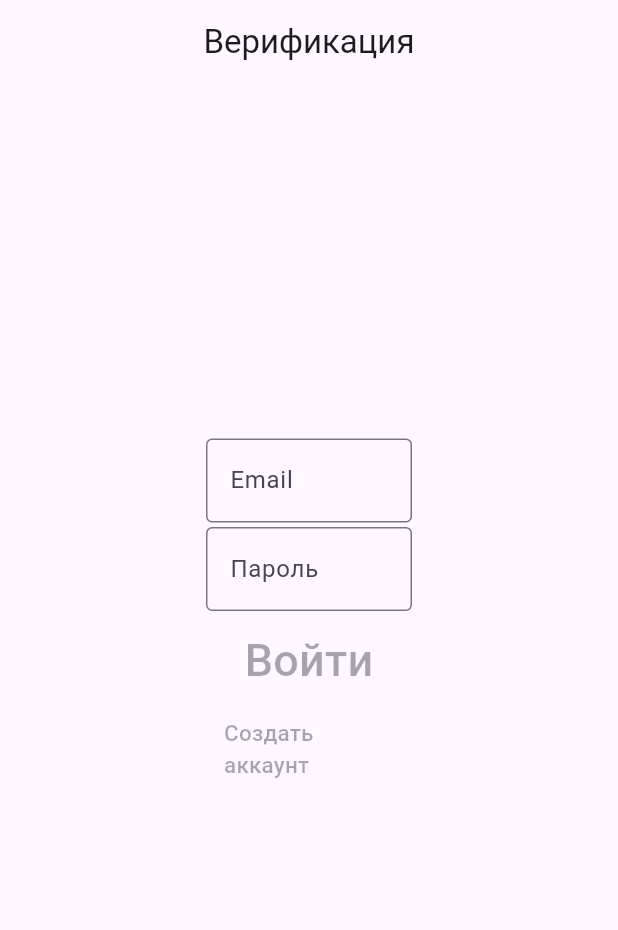
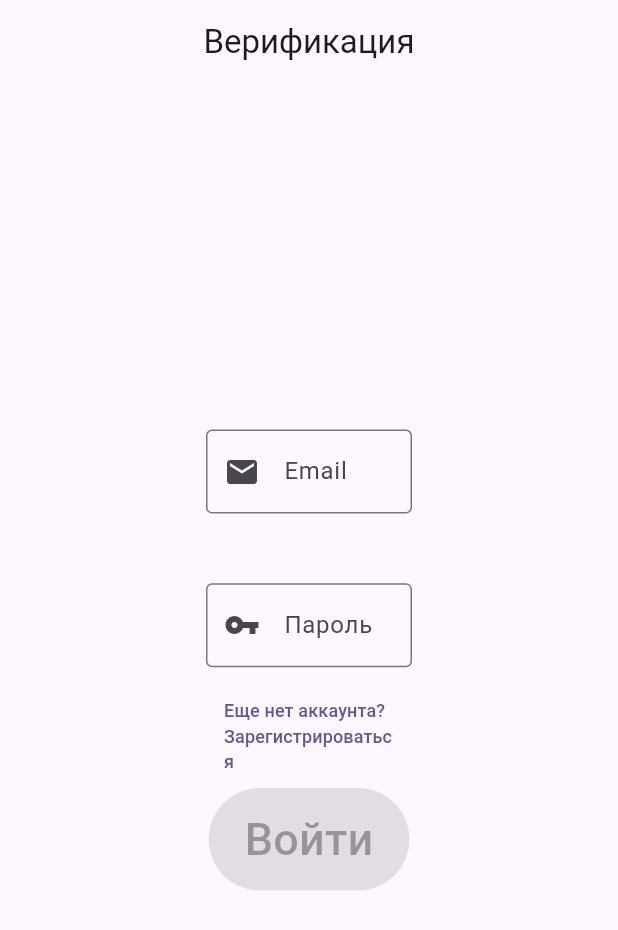
Before and after one commit to GovnoCoder78/Authentication, a Flutter app: the screen it shows after launch, on a phone screen of 412 x 824 dp. Shown: the top 930 px of the screen. Run offline on Flutter 3.47's test engine with Material 3 defaults, Android fonts, the phone set to English and light mode, and no system bars.

Commit message:
Переход на окно регистрации, окно входа доделано

```diff
--- a/lib/main.dart
+++ b/lib/main.dart
@@ -1,4 +1,5 @@
 import 'package:flutter/material.dart';
+import 'package:authenticator/Pages/SignUp.dart';
 
 void main() {
   runApp(const MyApp());
@@ -11,6 +12,11 @@ class MyApp extends StatelessWidget {
   @override
   Widget build(BuildContext context) {
     return MaterialApp(
+      routes: {
+        '/signUp':(BuildContext context) {
+          return SignUp();
+        }
+      },
       title: 'Flutter Demo',
       theme: ThemeData(
         colorScheme: ColorScheme.fromSeed(seedColor: Colors.deepPurple),
@@ -45,58 +51,80 @@ class  HomePage extends StatelessWidget {
                 mainAxisAlignment: MainAxisAlignment.center,
                 children: <Widget>[
                   Expanded(child: Container(),
-                    flex: 4,
+                    flex: 3,
                   ),
                   Expanded(
+                      child: Container(
+                        decoration: BoxDecoration(
+                            borderRadius: BorderRadius.circular(25)
+                        ),
+                        child: Column(
+                          children: <Widget> [
+                    Expanded(
                       child:Container(
                         child: TextFormField(
-                        textAlign: TextAlign.left,
-                        decoration: InputDecoration(
+                          textAlign: TextAlign.left,
+                          decoration: InputDecoration(
                           labelText:  'Email',
                           border: OutlineInputBorder(),
+                          prefixIcon: Icon(Icons.email),
                         ),
                       )
                       ),
-                     flex: 1,
+                     flex: 2,
                   ),
-                  Expanded(
-                    child:Container(
+                    Expanded(
+                      child: Container(),
+                      flex: 1
+                  ),
+                    Expanded(
+                      child:Container(
                         child: TextFormField(
                           textAlign: TextAlign.left,
                           decoration: InputDecoration(
                             labelText:  'Пароль',
                             border: OutlineInputBorder(),
+                            prefixIcon: Icon(Icons.vpn_key)
                           ),
                         )
                     ),
-                    flex: 1,
+                    flex: 2,
                   ),
-                  Expanded(
+                    Expanded(
                     child: Container(
+                      alignment: Alignment.topLeft,
                       child: TextButton(
-                        child:  Text('Войти',
+                        child:  Text('Еще нет аккаунта? Зарегистрироваться',
                           style: TextStyle(
-                              fontSize: 30
+                              fontSize: 12
                           ),
                         ),
-                        onPressed: null),
+                        onPressed:(){
+                          Navigator.pushNamed(context, '/signUp');
+                      },
+                      ),
                   ),
-                    flex: 1,
+                    flex: 2,
                   ),
-                  Expanded(
+                    Expanded(
                     child: Container(
-                    child: TextButton(onPressed: null,
-                      child: Text('Создать аккаунт',
+                    child: ElevatedButton(onPressed: null,
+                      child: Text('Войти',
                         style: TextStyle(
-                            fontSize: 15
+                            fontSize: 30
                         ),
                       ),
                     ),
                     ),
-                    flex: 1
+                    flex: 2
+                            ),
+                          ]
+                        ),
+                      ),
+                    flex: 4,
                   ),
                   Expanded(child: Container(),
-                  flex: 5
+                  flex: 3
                   )
                 ],
               ),
```
Also changed, not shown: lib/Pages/SignUp.dart (added, +64 -0 lines).
